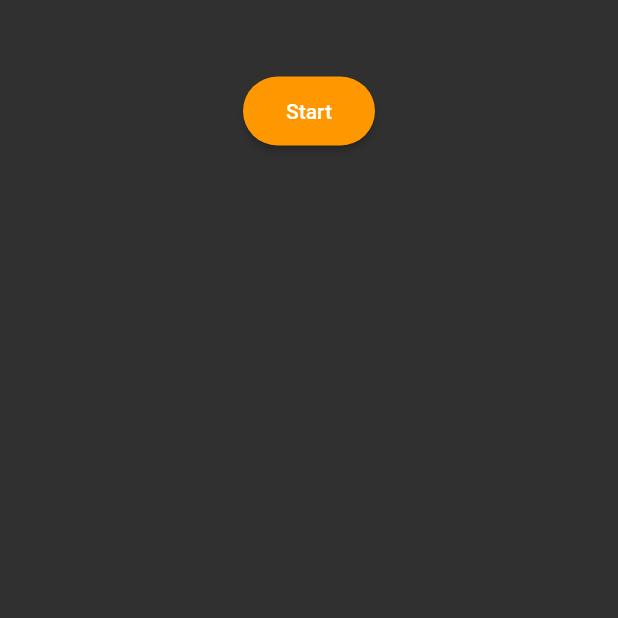
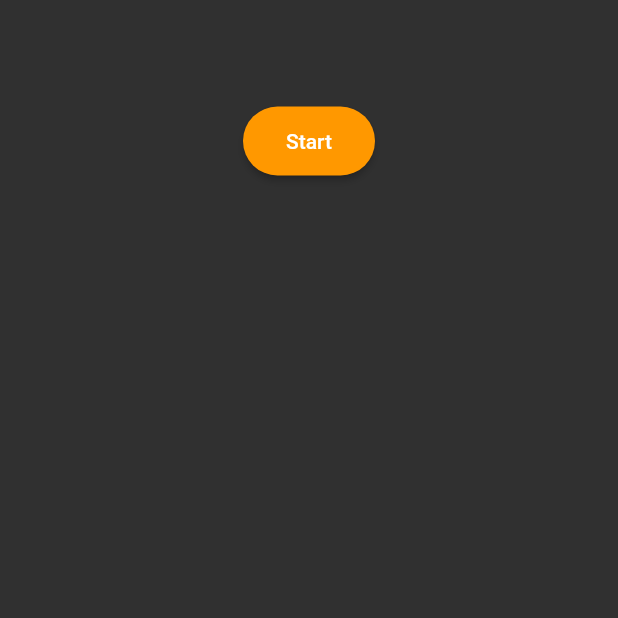
Before and after one commit to ride4sun/location_bloc, a Flutter app: the screen it shows after launch, on a phone screen of 412 x 824 dp, the top half of it. Run offline on Flutter 3.47's test engine with Material 2 defaults, Android fonts, the phone set to English and light mode, and no system bars; our stand-ins replace bloc, equatable, flutter_bloc, location; missing offline and left inert: super_enum.

```diff
--- a/example/lib/location_screen.dart
+++ b/example/lib/location_screen.dart
@@ -26,9 +26,12 @@ class LocationScreen extends StatelessWidget {
             Center(
               child: Margins(
                 all: 20,
-                child: _buildButton(
-                  context,
-                  BlocProvider.of(context),
+                child: Margins(
+                  all: 20,
+                  child: _buildButton(
+                    context,
+                    BlocProvider.of(context),
+                  ),
                 ),
               ),
             ),
--- a/lib/bloc/location_bloc.dart
+++ b/lib/bloc/location_bloc.dart
@@ -37,7 +37,7 @@ class LocationBloc extends Bloc<LocationEvent, LocationState> {
       yield state;
   }
 
-  Stream<LocationState> _updateData(UpdateData args) async* {
+  Stream<LocationState> _updateData(_UpdateData args) async* {
     yield LocationState.sendData(location: updateLocation(args.location));
   }
 
@@ -116,9 +116,9 @@ class LocationBloc extends Bloc<LocationEvent, LocationState> {
       altitude: mo.Altitude.fromMeters(value: data.altitude, system: _system),
       speed: mo.Speed.fromMeterPerSecond(value: data.speed, system: _system),
       accuracy: mo.Length.fromMeters(value: data.accuracy, system: _system),
-      heading: data.heading,
-      latitude: data.latitude,
-      longitude: data.longitude,
+      heading: mo.Degree.fromNumber(degree: data.heading, precision: 2),
+      latitude: mo.Degree.fromNumber(degree: data.latitude, precision: 5),
+      longitude: mo.Degree.fromNumber(degree: data.longitude, precision: 5),
       speedAccuracy:
           mo.Length.fromMeters(value: data.speedAccuracy, system: _system));
 
--- a/lib/bloc/location_event.dart
+++ b/lib/bloc/location_event.dart
@@ -8,7 +8,7 @@ enum _LocationEvent {
   @Data(fields: [
     DataField<Generic>('location'),
   ])
-  UpdateData,
+  _UpdateData,
   @generic
   @Data(fields: [
     DataField<Generic>('unitSystem'),
--- a/lib/model/units/degree.dart
+++ b/lib/model/units/degree.dart
@@ -1,21 +1,23 @@
 import 'package:equatable/equatable.dart';
+import 'package:flutter/foundation.dart';
 import 'package:location_bloc/model/units/unit.dart';
 
 class Degree extends Unit implements Equatable {
-  final double _degree;
+  final double degree;
+  final int precision;
 
   @override
   String get unit => '°';
 
   @override
-  String get value => _degree.toStringAsFixed(1);
+  String get value => degree.toStringAsFixed(precision);
 
-  Degree.fromNumber({double value: 0.0}) : _degree = value;
+  Degree.fromNumber({@required this.degree, this.precision = 1});
 
-  int compareTo(Degree other) => _degree.compareTo(other._degree);
+  int compareTo(Degree other) => degree.compareTo(other.degree);
 
   @override
-  List<Object> get props => [value];
+  List<Object> get props => [degree];
 
   @override
   bool get stringify => true;
--- a/lib/model/units/length.dart
+++ b/lib/model/units/length.dart
@@ -63,9 +63,6 @@ class Length extends Unit implements Equatable {
         : inMiles.toStringAsFixed(fractionDigitsSAE);
   }
 
-  @override
-  String toString() => '$value $unit';
-
   double get inMeters => _returnValueOrZero(_length);
   double get inKilometers => _returnValueOrZero(_length * _m_to_km);
   double get inMiles => _returnValueOrZero(_length * _m_to_mi);
--- a/lib/model/units/location.dart
+++ b/lib/model/units/location.dart
@@ -1,18 +1,19 @@
 import 'package:equatable/equatable.dart';
 import 'package:location_bloc/model/units/altitude.dart';
+import 'package:location_bloc/model/units/degree.dart';
 import 'package:location_bloc/model/units/length.dart';
 import 'package:location_bloc/model/units/speed.dart';
 import 'package:location_bloc/model/units/unit_system.dart';
 import 'package:meta/meta.dart';
 
 class Location extends Equatable {
-  final double latitude;
-  final double longitude;
+  final Degree latitude;
+  final Degree longitude;
   final Length accuracy;
   final Altitude altitude;
   final Speed speed;
   final Length speedAccuracy;
-  final double heading;
+  final Degree heading;
   final String dateTime;
   final UnitSystem measurementSystem;
 
@@ -57,8 +58,10 @@ class Location extends Equatable {
       UnitSystem system = UnitSystem.Metrics}) {
     return Location._internal(
       measurementSystem: system,
-      latitude: double.parse(dataMap['latitude'] ?? 0),
-      longitude: double.parse(dataMap['longitude'] ?? 0),
+      latitude: Degree.fromNumber(
+          degree: (double.parse(dataMap['latitude'] ?? 0.0)), precision: 4),
+      longitude: Degree.fromNumber(
+          degree: (double.parse(dataMap['longitude'] ?? 0.0)), precision: 4),
       accuracy:
           Length.fromMeters(value: double.parse(dataMap['accuracy'] ?? 0)),
       altitude:
@@ -67,7 +70,8 @@ class Location extends Equatable {
           Speed.fromMeterPerSecond(value: double.parse(dataMap['speed'] ?? 0)),
       speedAccuracy:
           Length.fromMeters(value: double.parse(dataMap['speedAccuracy'] ?? 0)),
-      heading: double.parse(dataMap['heading'] ?? 0),
+      heading: Degree.fromNumber(
+          degree: (double.parse(dataMap['heading'] ?? 0.0)), precision: 2),
       dateTime: dataMap['dateTime'] ?? DateTime.now().toIso8601String(),
     );
   }
```
Also changed, not shown: lib/bloc/location_event.g.dart.
